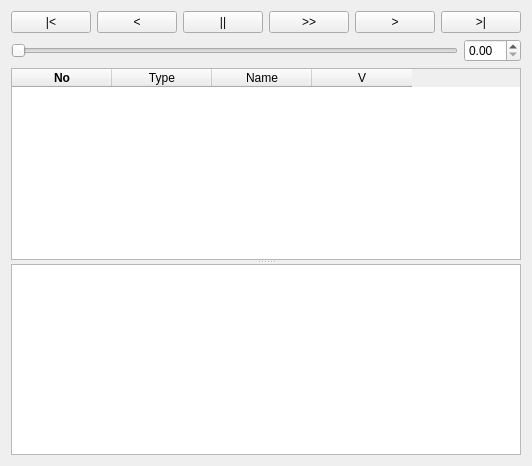
The window that src/Mod/Robot/Gui/TrajectorySimulate.ui (berndhahnebach/All_FreeCAD) describes before a commit, drawn with Qt 5.
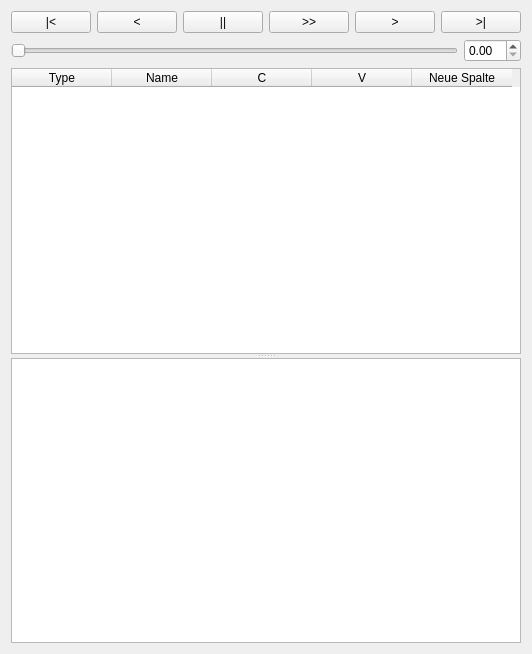
The same window after the commit.

Commit message: + implementing Simulation Dialog

What changed in the file:
```diff
--- a/src/Mod/Robot/Gui/TrajectorySimulate.ui
+++ b/src/Mod/Robot/Gui/TrajectorySimulate.ui
@@ -7,7 +7,7 @@
     <x>0</x>
     <y>0</y>
     <width>500</width>
-    <height>466</height>
+    <height>654</height>
    </rect>
   </property>
   <property name="sizePolicy">
@@ -128,17 +128,6 @@
       <enum>Qt::Vertical</enum>
      </property>
      <widget class="QTableWidget" name="trajectoryTable">
-      <column>
-       <property name="text">
-        <string>No</string>
-       </property>
-       <property name="font">
-        <font>
-         <weight>75</weight>
-         <bold>true</bold>
-        </font>
-       </property>
-      </column>
       <column>
        <property name="text">
         <string>Type</string>
@@ -149,11 +138,21 @@
         <string>Name</string>
        </property>
       </column>
+      <column>
+       <property name="text">
+        <string>C</string>
+       </property>
+      </column>
       <column>
        <property name="text">
         <string>V</string>
        </property>
       </column>
+      <column>
+       <property name="text">
+        <string>Neue Spalte</string>
+       </property>
+      </column>
      </widget>
      <widget class="QTextEdit" name="Output"/>
     </widget>
```
The commit also changes 1 other file.
